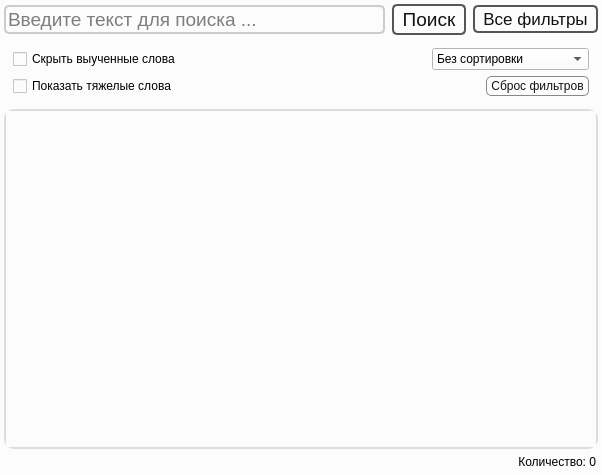
Before: the Qt Designer form res/uis/widget_vertical_layout_scroll_for_words.ui in yasperrus/LearnEnglishSubtitles, drawn with Qt 5.
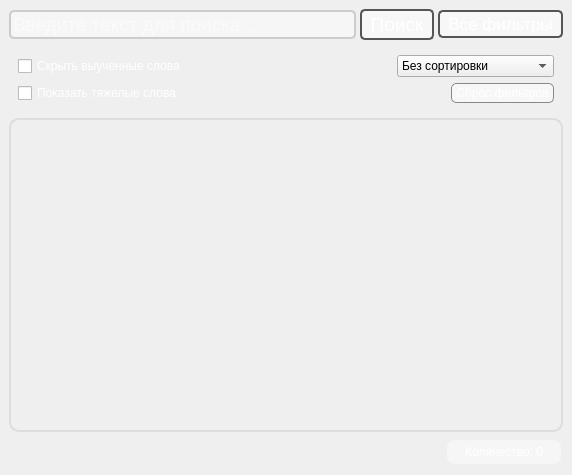
After: the same form once the commit is applied. Icons and pictures are not drawn.

Commit message: add theme settings? user can change background and text color. All this savable.

The edit to the form file:
```diff
--- a/res/uis/widget_vertical_layout_scroll_for_words.ui
+++ b/res/uis/widget_vertical_layout_scroll_for_words.ui
@@ -1,12 +1,12 @@
 <?xml version="1.0" encoding="UTF-8"?>
 <ui version="4.0">
- <class>widget_vertical_layout_scroll</class>
- <widget class="QWidget" name="widget_vertical_layout_scroll">
+ <class>Form</class>
+ <widget class="QWidget" name="Form">
   <property name="geometry">
    <rect>
     <x>0</x>
     <y>0</y>
-    <width>602</width>
+    <width>572</width>
     <height>475</height>
    </rect>
   </property>
@@ -20,10 +20,7 @@
    <string>Form</string>
   </property>
   <property name="styleSheet">
-   <string notr="true">QWidget
-{
-background-color: rgba(252, 252, 252, 255);
-}
+   <string notr="true">
 QLineEdit
 {
 border-radius: 5px;
@@ -52,17 +49,33 @@
     <number>4</number>
    </property>
    <property name="leftMargin">
-    <number>4</number>
+    <number>0</number>
    </property>
    <property name="topMargin">
-    <number>4</number>
+    <number>0</number>
    </property>
    <property name="rightMargin">
-    <number>4</number>
+    <number>0</number>
    </property>
    <property name="bottomMargin">
-    <number>4</number>
+    <number>0</number>
    </property>
+   <item>
+    <widget class="QWidget" name="main_widget" native="true">
+     <property name="styleSheet">
+      <string notr="true">#main_widget {
+                         background: qlineargradient(
+                            spread:pad,
+                            x1:0, y1:1, x2:1, y2:1,
+                            stop:0 #ff00ff,
+                            stop:1 #00ff00
+                        )
+                     }
+                     QWidget, QLabel, QPushButton {
+                        color: #ffffff;
+                     }</string>
+     </property>
+     <layout class="QVBoxLayout" name="verticalLayout_3">
    <item>
     <widget class="QWidget" name="horizontalWidget" native="true">
      <property name="maximumSize">
@@ -71,9 +84,9 @@
        <height>16777215</height>
       </size>
      </property>
-     <layout class="QHBoxLayout" name="horizontalLayout">
+        <layout class="QHBoxLayout" name="horizontalLayout" stretch="2,0,0">
       <property name="spacing">
-       <number>7</number>
+          <number>4</number>
       </property>
       <property name="leftMargin">
        <number>0</number>
@@ -101,7 +114,9 @@
          </font>
         </property>
         <property name="styleSheet">
-         <string notr="true"/>
+            <string notr="true">QLineEdit	{
+	background-color: rgba(252, 252, 252, 120);
+}</string>
         </property>
         <property name="text">
          <string/>
@@ -124,12 +139,15 @@
           <pointsize>14</pointsize>
          </font>
         </property>
+           <property name="styleSheet">
+            <string notr="true">background-color: rgba(252, 252, 252, 160);</string>
+           </property>
         <property name="text">
          <string>Поиск</string>
         </property>
         <property name="icon">
          <iconset>
-          <normaloff>../icons/search_2.png</normaloff>../icons/search_2.png</iconset>
+             <normaloff>../../../../../.designer/icons/search_2.png</normaloff>../../../../../.designer/icons/search_2.png</iconset>
         </property>
        </widget>
       </item>
@@ -140,12 +158,15 @@
           <pointsize>13</pointsize>
          </font>
         </property>
+           <property name="styleSheet">
+            <string notr="true">background-color: rgba(252, 252, 252, 160);</string>
+           </property>
         <property name="text">
          <string>Все фильтры</string>
         </property>
         <property name="icon">
          <iconset>
-          <normaloff>../icons/settings_4.png</normaloff>../icons/settings_4.png</iconset>
+             <normaloff>../../../../../.designer/icons/settings_4.png</normaloff>../../../../../.designer/icons/settings_4.png</iconset>
         </property>
         <property name="checkable">
          <bool>true</bool>
@@ -259,6 +280,7 @@
            <property name="styleSheet">
             <string notr="true">QPushButton 
 {
+background-color: rgba(252, 252, 252, 160);
 border: 1px solid #888;
 padding-left:4px;
 padding-right:4px;
@@ -286,7 +308,24 @@
       </size>
      </property>
      <property name="styleSheet">
-      <string notr="true"/>
+         <string notr="true">QScrollArea{
+background-color: rgba(252, 252, 252, 0);
+}
+QScrollBar:vertical {
+    background: transparent;
+    width: 8px;
+    margin: 0px;
+}
+QScrollBar::handle:vertical {
+    background: #888;
+    border-radius: 4px;
+}
+QScrollBar::handle:vertical:hover {
+    background: #555;
+}
+QScrollBar::add-line, QScrollBar::sub-line {
+    height: 0px;
+}</string>
      </property>
      <property name="widgetResizable">
       <bool>true</bool>
@@ -296,8 +335,8 @@
        <rect>
         <x>0</x>
         <y>0</y>
-        <width>590</width>
-        <height>328</height>
+           <width>550</width>
+           <height>295</height>
        </rect>
       </property>
       <property name="sizePolicy">
@@ -306,18 +345,26 @@
         <verstretch>0</verstretch>
        </sizepolicy>
       </property>
+         <property name="styleSheet">
+          <string notr="true">QWidget {
+background-color: rgba(252, 252, 252, 0);
+}</string>
+         </property>
       <layout class="QVBoxLayout" name="layout_scroll">
+          <property name="spacing">
+           <number>3</number>
+          </property>
        <property name="leftMargin">
-        <number>0</number>
+           <number>5</number>
        </property>
        <property name="topMargin">
-        <number>0</number>
+           <number>5</number>
        </property>
        <property name="rightMargin">
-        <number>0</number>
+           <number>5</number>
        </property>
        <property name="bottomMargin">
-        <number>0</number>
+           <number>5</number>
        </property>
       </layout>
      </widget>
@@ -341,8 +388,25 @@
       <property name="bottomMargin">
        <number>2</number>
       </property>
-      <item>
+         <item alignment="Qt::AlignRight">
        <widget class="QLabel" name="label_count">
+           <property name="sizePolicy">
+            <sizepolicy hsizetype="Maximum" vsizetype="Maximum">
+             <horstretch>0</horstretch>
+             <verstretch>0</verstretch>
+            </sizepolicy>
+           </property>
+           <property name="styleSheet">
+            <string notr="true">QLabel	{
+	border-radius: 8px;
+	padding-top: 5px;
+	padding-bottom: 5px;
+	padding-left: 15px;
+	padding-right: 15px;
+	border: none;
+	background-color: rgba(252, 252, 252, 120);
+}</string>
+           </property>
         <property name="text">
          <string>Количество: 0</string>
         </property>
@@ -356,6 +420,9 @@
    </item>
   </layout>
  </widget>
+   </item>
+  </layout>
+ </widget>
  <resources/>
  <connections>
   <connection>
```
Left out of the diff: 19 changed lines with no effect on the pictures. Lines whose indentation alone changed are shown as unchanged. The commit also changes 23 other files.
